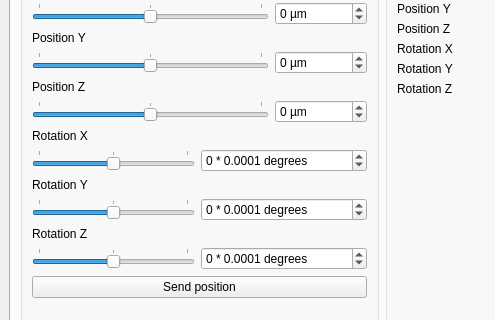
Old version of the form RobotControl/mainwindow.ui in the repository Haellsigh/Impression3D; both pictures show x 0 to 495 and y 110 to 430 of the 764 by 554 pixel window.
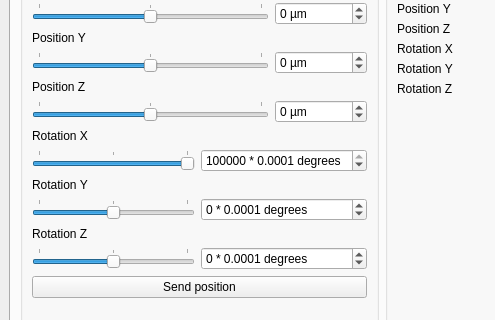
New version of the form. The open tabs and pages were chosen to show the change.

Commit message: Ajout du fonctionnement du bouton pour envoyer la position

Diff of the .ui file:
```diff
--- a/RobotControl/mainwindow.ui
+++ b/RobotControl/mainwindow.ui
@@ -342,6 +342,9 @@
                <property name="pageStep">
                 <number>10000</number>
                </property>
+               <property name="value">
+                <number>1800000</number>
+               </property>
                <property name="orientation">
                 <enum>Qt::Horizontal</enum>
                </property>
@@ -367,6 +370,9 @@
                <property name="singleStep">
                 <number>100</number>
                </property>
+               <property name="value">
+                <number>1800000</number>
+               </property>
               </widget>
              </item>
             </layout>
```
Left out of the diff: 2 changed lines with no effect on the pictures. The commit also changes 4 other files.
